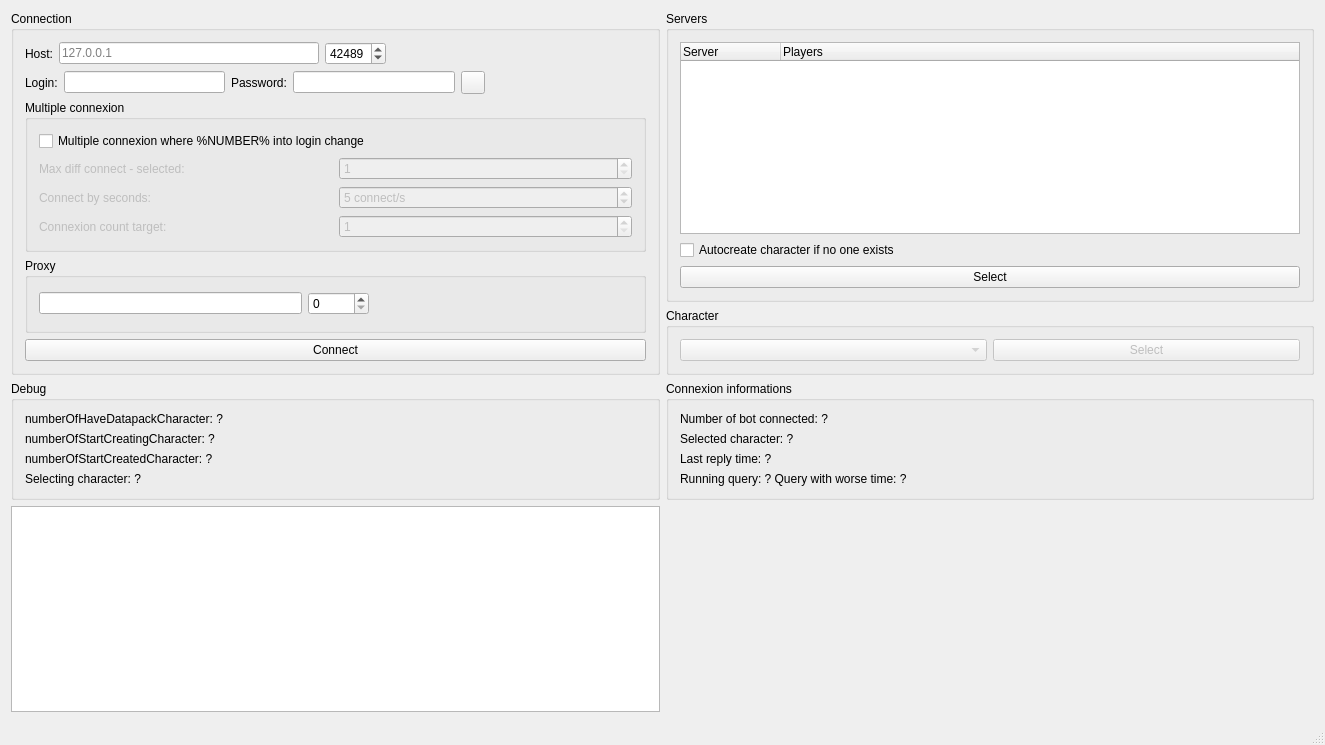
Above: tools/bot-actions/MainWindow.ui from alphaonex86/CatchChallenger before the change. Below: the same form after it.
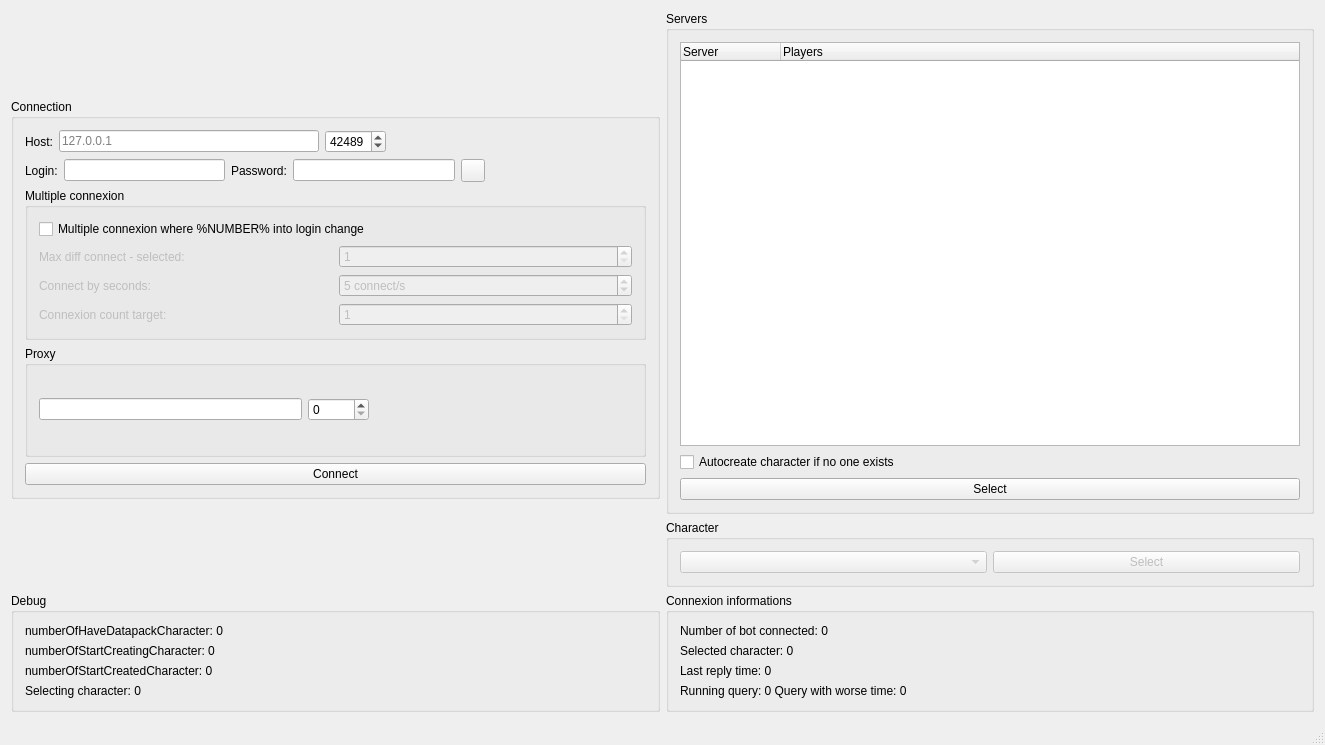
That is the form after the change. Icons and pictures are not drawn.

Commit message: [Fix] Insert player on map More check (client,server,shared lib,tools)

What changed in the file:
```diff
--- a/tools/bot-actions/MainWindow.ui
+++ b/tools/bot-actions/MainWindow.ui
@@ -24,28 +24,28 @@
        <item>
         <widget class="QLabel" name="numberOfHaveDatapackCharacter">
          <property name="text">
-          <string>numberOfHaveDatapackCharacter: ?</string>
+          <string>numberOfHaveDatapackCharacter: 0</string>
          </property>
         </widget>
        </item>
        <item>
         <widget class="QLabel" name="numberOfStartCreatingCharacter">
          <property name="text">
-          <string>numberOfStartCreatingCharacter: ?</string>
+          <string>numberOfStartCreatingCharacter: 0</string>
          </property>
         </widget>
        </item>
        <item>
         <widget class="QLabel" name="numberOfStartCreatedCharacter">
          <property name="text">
-          <string>numberOfStartCreatedCharacter: ?</string>
+          <string>numberOfStartCreatedCharacter: 0</string>
          </property>
         </widget>
        </item>
        <item>
         <widget class="QLabel" name="numberOfSelectingCharacter">
          <property name="text">
-          <string>Selecting character: ?</string>
+          <string>Selecting character: 0</string>
          </property>
         </widget>
        </item>
@@ -351,28 +351,28 @@
        <item>
         <widget class="QLabel" name="numberOfBotConnected">
          <property name="text">
-          <string>Number of bot connected: ?</string>
+          <string>Number of bot connected: 0</string>
          </property>
         </widget>
        </item>
        <item>
         <widget class="QLabel" name="numberOfSelectedCharacter">
          <property name="text">
-          <string>Selected character: ?</string>
+          <string>Selected character: 0</string>
          </property>
         </widget>
        </item>
        <item>
         <widget class="QLabel" name="labelLastReplyTime">
          <property name="text">
-          <string>Last reply time: ?</string>
+          <string>Last reply time: 0</string>
          </property>
         </widget>
        </item>
        <item>
         <widget class="QLabel" name="labelQueryList">
          <property name="text">
-          <string>Running query: ? Query with worse time: ?</string>
+          <string>Running query: 0 Query with worse time: 0</string>
          </property>
         </widget>
        </item>
@@ -425,9 +425,6 @@
       </layout>
      </widget>
     </item>
-    <item row="3" column="0">
-     <widget class="QListWidget" name="listClients"/>
-    </item>
    </layout>
   </widget>
   <widget class="QStatusBar" name="statusBar"/>
```
Left out of the diff: 60 changed lines with no effect on the pictures. The commit also changes 28 other files.
